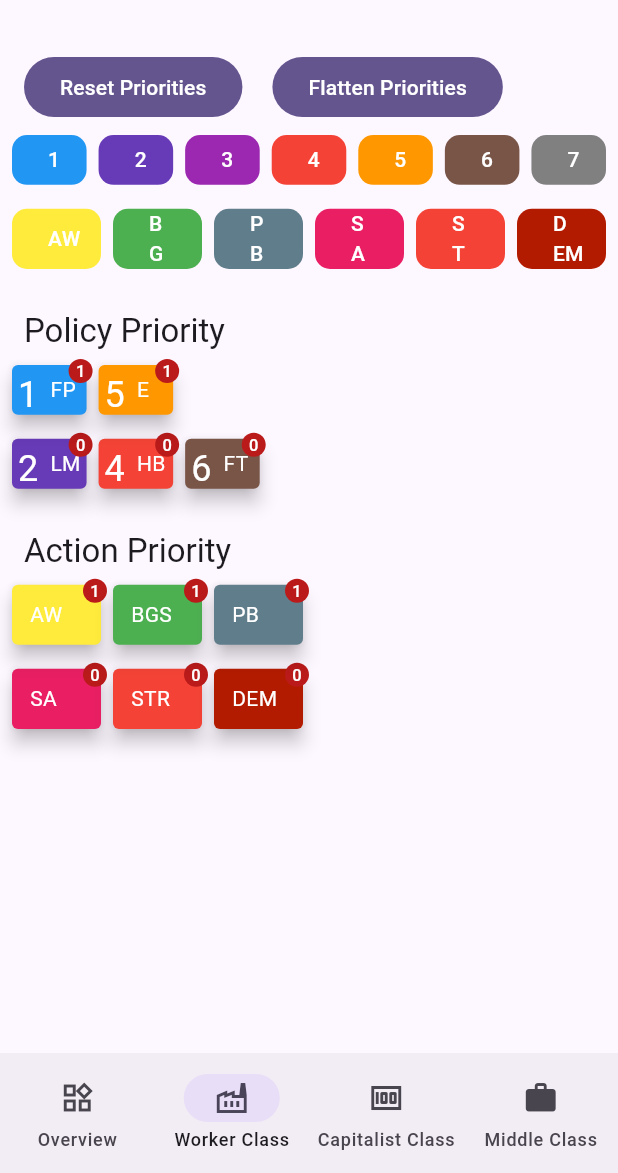
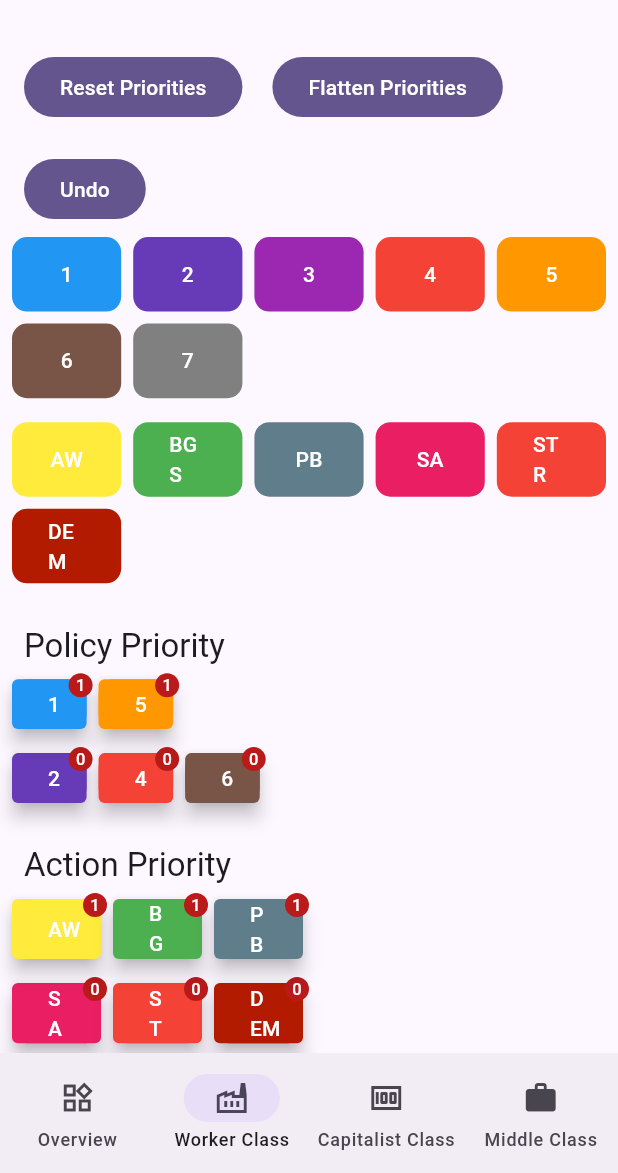
Before and after one commit to dna001/hegemony_automa_helper, a Flutter app: the screen it shows after launch, item 2 of the bottom bar chosen, after a tap on "Flatten Priorities", on a phone screen of 412 x 824 dp, the part 63-1236 px from its top. Run offline on Flutter 3.47's test engine with Material 2 defaults, Android fonts, the phone set to English and light mode, and no system bars; our stand-ins replace shared_preferences.

Commit message:
Various updates

```diff
--- a/lib/data/app_state.dart
+++ b/lib/data/app_state.dart
@@ -20,6 +20,12 @@ class AppState extends ChangeNotifier {
   List<PriorityState> _actionListWC = [];
   List<PriorityState> _actionListCC = [];
   List<PriorityState> _actionListMC = [];
+  List<List<PriorityState>> _undoPolicyListWC = [];
+  List<List<PriorityState>> _undoPolicyListCC = [];
+  List<List<PriorityState>> _undoPolicyListMC = [];
+  List<List<PriorityState>> _undoActionListWC = [];
+  List<List<PriorityState>> _undoActionListCC = [];
+  List<List<PriorityState>> _undoActionListMC = [];
 
   AppState() {
     resetPolicies(ClassNames.Worker);
@@ -125,50 +131,72 @@ class AppState extends ChangeNotifier {
     }
   }
 
-  Future<void> loadPolicies(SharedPreferences prefs,
-      List<PriorityState> policyList, String className) async {
-    for (int i = 0; i < 7; i++) {
-      String orderKey = "policy_" + className + "_order_" + i.toString();
+  Future<void> _loadPriorities(
+      SharedPreferences prefs,
+      List<PriorityState> priorityList,
+      String typeAndClass,
+      int numItems,
+      int slot) async {
+    for (int i = 0; i < numItems; i++) {
+      String orderKey =
+          slot.toString() + "_" + typeAndClass + "_order_" + i.toString();
       int id = prefs.getInt(orderKey) ?? -1;
       if (id >= 0) {
         String priorityKey =
-            "policy_" + className + "_priority_" + id.toString();
+            slot.toString() + "_" + typeAndClass + "_priority_" + id.toString();
         int priority = prefs.getInt(priorityKey) ?? 0;
-        policyList.add(PriorityState(id, priority));
+        priorityList.add(PriorityState(id, priority));
       }
     }
   }
 
-  Future<void> load() async {
+  Future<void> load({int slot = 0}) async {
     final prefs = await SharedPreferences.getInstance();
     _policyListWC = [];
     _policyListCC = [];
     _policyListMC = [];
-    loadPolicies(prefs, _policyListWC, "wc");
-    loadPolicies(prefs, _policyListCC, "cc");
-    loadPolicies(prefs, _policyListMC, "mc");
+    _actionListWC = [];
+    _actionListCC = [];
+    _actionListMC = [];
+    _loadPriorities(prefs, _policyListWC, "policy_wc", 7, slot);
+    _loadPriorities(prefs, _policyListCC, "policy_cc", 7, slot);
+    _loadPriorities(prefs, _policyListMC, "policy_mc", 7, slot);
+    _loadPriorities(prefs, _actionListWC, "action_wc", 6, slot);
+    _loadPriorities(prefs, _actionListCC, "action_cc", 6, slot);
+    _loadPriorities(prefs, _actionListMC, "action_mc", 6, slot);
     notifyListeners();
   }
 
-  void savePolicies(SharedPreferences prefs, List<PriorityState> policyList,
-      String className) {
-    for (int i = 0; i < 7; i++) {
-      int id = _policyListWC[i].id;
-      String orderKey = "policy_" + className + "_order_" + i.toString();
-      String priorityKey = "policy_" + className + "_priority_" + id.toString();
+  void savePriorities(SharedPreferences prefs, List<PriorityState> priorityList,
+      String typeAndClass, int slot) {
+    for (int i = 0; i < priorityList.length; i++) {
+      int id = priorityList[i].id;
+      String orderKey =
+          slot.toString() + "_" + typeAndClass + "_order_" + i.toString();
+      String priorityKey =
+          slot.toString() + "_" + typeAndClass + "_priority_" + id.toString();
       prefs.setInt(orderKey, id);
-      prefs.setInt(priorityKey, policyList[i].priority);
+      prefs.setInt(priorityKey, priorityList[i].priority);
     }
   }
 
-  Future<void> save() async {
+  Future<void> save({int slot = 0}) async {
     final prefs = await SharedPreferences.getInstance();
-    savePolicies(prefs, _policyListWC, "wc");
-    savePolicies(prefs, _policyListCC, "cc");
-    savePolicies(prefs, _policyListMC, "mc");
+    savePriorities(prefs, _policyListWC, "policy_wc", slot);
+    savePriorities(prefs, _policyListCC, "policy_cc", slot);
+    savePriorities(prefs, _policyListMC, "policy_mc", slot);
+    savePriorities(prefs, _actionListWC, "action_wc", slot);
+    savePriorities(prefs, _actionListCC, "action_cc", slot);
+    savePriorities(prefs, _actionListMC, "action_mc", slot);
+  }
+
+  Future<void> clear() async {
+    final prefs = await SharedPreferences.getInstance();
+    await prefs.clear();
   }
 
   void incPolicyPriority(ClassNames cls, int id) {
+    storeUndoInfo(cls);
     List<PriorityState> policyList = getPolicyList(cls);
     for (PriorityState state in policyList) {
       if (state.id == id) {
@@ -180,7 +208,21 @@ class AppState extends ChangeNotifier {
     notifyListeners();
   }
 
+  void removePolicy(ClassNames cls, int id) {
+    storeUndoInfo(cls);
+    List<PriorityState> policyList = getPolicyList(cls);
+    for (PriorityState state in policyList) {
+      if (state.id == id) {
+        state.priority = -1;
+      }
+    }
+    // Reorder list
+    policyList.sort((a, b) => b.priority.compareTo(a.priority));
+    notifyListeners();
+  }
+
   void incActionPriority(ClassNames cls, int id) {
+    storeUndoInfo(cls);
     List<PriorityState> actionList = getActionList(cls);
     for (PriorityState state in actionList) {
       if (state.id == id) {
@@ -192,18 +234,39 @@ class AppState extends ChangeNotifier {
     notifyListeners();
   }
 
+  void decActionPriority(ClassNames cls, int id) {
+    storeUndoInfo(cls);
+    List<PriorityState> actionList = getActionList(cls);
+    PriorityState foundState = PriorityState(0, 0);
+    for (PriorityState state in actionList) {
+      if (state.id == id) {
+        foundState = state;
+      }
+    }
+    // Trick to get priority to rigth side of same priority row
+    if (foundState.priority > 0) {
+      foundState.priority -= 2;
+    } else {
+      foundState.priority -= 1;
+    }
+    actionList.sort((a, b) => b.priority.compareTo(a.priority));
+    foundState.priority += 1;
+    actionList.sort((a, b) => b.priority.compareTo(a.priority));
+    notifyListeners();
+  }
+
   void resetPriorities(ClassNames cls) {
+    storeUndoInfo(cls);
     resetPolicies(cls);
     resetActions(cls);
     notifyListeners();
   }
 
-  void flattenPriorities(ClassNames cls) {
-    List<PriorityState> policyList = getPolicyList(cls);
+  void flattenPrioritiesHelper(List<PriorityState> priorityList) {
     // Count number of different priorities
     int numDiffPriorities = 0;
     int oldPriority = 255;
-    for (PriorityState state in policyList) {
+    for (PriorityState state in priorityList) {
       if ((state.priority < oldPriority) && (state.priority > -1)) {
         numDiffPriorities++;
         oldPriority = state.priority;
@@ -211,7 +274,7 @@ class AppState extends ChangeNotifier {
     }
     int currentPriority = numDiffPriorities;
     oldPriority = 255;
-    for (PriorityState state in policyList) {
+    for (PriorityState state in priorityList) {
       if ((state.priority < oldPriority) && (state.priority > -1)) {
         currentPriority--;
         oldPriority = state.priority;
@@ -220,6 +283,72 @@ class AppState extends ChangeNotifier {
         state.priority = currentPriority;
       }
     }
+  }
+
+  void flattenPriorities(ClassNames cls) {
+    storeUndoInfo(cls);
+    flattenPrioritiesHelper(getPolicyList(cls));
+    flattenPrioritiesHelper(getActionList(cls));
+    notifyListeners();
+  }
+
+  List<List<PriorityState>> _getUndoPolicyList(ClassNames className) {
+    switch (className) {
+      case ClassNames.Worker:
+        return _undoPolicyListWC;
+      case ClassNames.Capitalist:
+        return _undoPolicyListCC;
+      case ClassNames.Middle:
+        return _undoPolicyListMC;
+    }
+  }
+
+  List<List<PriorityState>> _getUndoActionList(ClassNames className) {
+    switch (className) {
+      case ClassNames.Worker:
+        return _undoActionListWC;
+      case ClassNames.Capitalist:
+        return _undoActionListCC;
+      case ClassNames.Middle:
+        return _undoActionListMC;
+    }
+  }
+
+  void _storeUndoInfoHelper(List<List<PriorityState>> undoPriorityList,
+      List<PriorityState> currentPriorityList) {
+    List<PriorityState> copy = [];
+    for (PriorityState state in currentPriorityList) {
+      copy.add(PriorityState(state.id, state.priority));
+    }
+    undoPriorityList.add(copy);
+  }
+
+  void storeUndoInfo(ClassNames className) {
+    // Store policy undo history
+    _storeUndoInfoHelper(
+        _getUndoPolicyList(className), getPolicyList(className));
+    // Store action undo history
+    _storeUndoInfoHelper(
+        _getUndoActionList(className), getActionList(className));
+  }
+
+  void _undoHelper(List<List<PriorityState>> undoPriorityList,
+      List<PriorityState> currentPriorityList) {
+    if (undoPriorityList.length > 0) {
+      List<PriorityState> lastPriorityList = undoPriorityList.removeLast();
+      currentPriorityList.clear();
+      currentPriorityList.addAll(lastPriorityList);
+    }
+    if (undoPriorityList.length > 50) {
+      // Discard oldest undo history
+      undoPriorityList.removeAt(0);
+    }
+  }
+
+  void undo(ClassNames className) {
+    // Undo last action
+    _undoHelper(_getUndoPolicyList(className), getPolicyList(className));
+    _undoHelper(_getUndoActionList(className), getActionList(className));
     notifyListeners();
   }
 }
--- a/lib/home.dart
+++ b/lib/home.dart
@@ -1,4 +1,4 @@
-// Copyright 2021 The Flutter team. All rights reserved.
+// Copyright 2023 Daniel Nygren. All rights reserved.
 // Use of this source code is governed by a BSD-style license that can be
 // found in the LICENSE file.
 
--- a/lib/main.dart
+++ b/lib/main.dart
@@ -1,4 +1,4 @@
-// Copyright 2021 The Flutter team. All rights reserved.
+// Copyright 2023 Daniel Nygren. All rights reserved.
 // Use of this source code is governed by a BSD-style license that can be
 // found in the LICENSE file.
 
--- a/lib/screens/automa_screen.dart
+++ b/lib/screens/automa_screen.dart
@@ -61,6 +61,7 @@ class AutomaScreen extends StatelessWidget {
       policySlivers.add(PriorityGrid(
           priorityCardIds: policyPriorityCardsList[i],
           priorityCardsInfo: policyPriorityCards,
+          className: className,
           count: 7));
     }
     // Add Action Priority Cards to grid
@@ -92,6 +93,7 @@ class AutomaScreen extends StatelessWidget {
       actionSlivers.add(PriorityGrid(
           priorityCardIds: actionPriorityCardsList[i],
           priorityCardsInfo: classInfo,
+          className: className,
           count: 6));
     }
 
@@ -109,6 +111,16 @@ class AutomaScreen extends StatelessWidget {
                 FilledButton(
                   onPressed: () => appState.flattenPriorities(className),
                   child: Text('Flatten Priorities'),
+                ),
+              ])),
+        ),
+        SliverToBoxAdapter(
+          child: Padding(
+              padding: const EdgeInsets.fromLTRB(16.0, 20, 16.0, 0),
+              child: Row(children: [
+                FilledButton(
+                  onPressed: () => appState.undo(className),
+                  child: Text('Undo'),
                 ),
               ])),
         ),
@@ -169,7 +181,7 @@ class PolicyButtons extends StatelessWidget {
       sliver: SliverLayoutBuilder(builder: (context, constraints) {
         return SliverGrid.count(
           childAspectRatio: 1.4,
-          crossAxisCount: 7,
+          crossAxisCount: 5,
           children: widgets,
         );
       }),
@@ -208,7 +220,7 @@ class ActionButtons extends StatelessWidget {
       sliver: SliverLayoutBuilder(builder: (context, constraints) {
         return SliverGrid.count(
           childAspectRatio: 1.4,
-          crossAxisCount: 6,
+          crossAxisCount: 5,
           children: widgets,
         );
       }),
@@ -219,12 +231,14 @@ class ActionButtons extends StatelessWidget {
 class PriorityGrid extends StatelessWidget {
   const PriorityGrid(
       {super.key,
-      this.priorityCardIds = const [],
-      this.priorityCardsInfo = const [],
+      required this.priorityCardIds,
+      required this.priorityCardsInfo,
+      required this.className,
       this.count = 1});
 
   final List<PriorityCardData> priorityCardIds;
   final List<PriorityInfo> priorityCardsInfo;
+  final ClassNames className;
   final int count;
 
   List<PriorityCard> priorityCards() {
@@ -233,6 +247,7 @@ class PriorityGrid extends StatelessWidget {
           (priorityInfoId) => PriorityCard(
             info: priorityCardsInfo[priorityInfoId.id],
             priority: priorityInfoId.priority,
+            className: className,
           ),
         )
         .toList();
@@ -254,10 +269,15 @@ class PriorityGrid extends StatelessWidget {
 }
 
 class PriorityCard extends StatefulWidget {
-  const PriorityCard({super.key, required this.info, required this.priority});
+  const PriorityCard(
+      {super.key,
+      required this.info,
+      required this.priority,
+      required this.className});
 
   final PriorityInfo info;
   final int priority;
+  final ClassNames className;
 
   @override
   State<PriorityCard> createState() => _PriorityCardState();
@@ -277,6 +297,7 @@ class _PriorityCardState extends State<PriorityCard> {
     const BorderRadius borderRadius = BorderRadius.all(Radius.circular(4.0));
     final Color color = widget.info.color;
     final int priority = widget.priority;
+    final AppState appState = context.read<AppState>();
 
     return Padding(
         padding: const EdgeInsets.all(4.0),
@@ -289,7 +310,23 @@ class _PriorityCardState extends State<PriorityCard> {
           type: MaterialType.card,
           child: Badge(
             label: Text(priority.toString()),
-            child: Padding(
+            child: FilledButton(
+              style: ButtonStyle(
+                  backgroundColor: MaterialStateProperty.all(color),
+                  shape: MaterialStateProperty.all<RoundedRectangleBorder>(
+                      RoundedRectangleBorder(
+                    borderRadius: BorderRadius.circular(10.0),
+                  ))),
+              onPressed: widget.info.number > 0
+                  ? () =>
+                      appState.removePolicy(widget.className, widget.info.id)
+                  : () => appState.decActionPriority(
+                      widget.className, widget.info.id),
+              child: Text(widget.info.number > 0
+                  ? widget.info.number.toString()
+                  : widget.info.shortName),
+            ),
+            /*Padding(
               padding: const EdgeInsets.all(4.0),
               child: Row(
                 crossAxisAlignment: CrossAxisAlignment.center,
@@ -319,55 +356,57 @@ class _PriorityCardState extends State<PriorityCard> {
                   ),
                 ],
               ),
-            ),
+            ),*/
           ),
         ));
   }
 }
 
 class PriorityInfo {
-  const PriorityInfo(this.number, this.name, this.shortName, this.color);
+  const PriorityInfo(
+      this.number, this.name, this.shortName, this.color, this.id);
   final int number;
   final String name;
   final String shortName;
   final Color color;
+  final int id;
 }
 
 const List<PriorityInfo> policyPriorityCards = <PriorityInfo>[
-  PriorityInfo(1, "Fiscal Policy", "FP", Colors.blue),
-  PriorityInfo(2, "Labor Market", "LM", Colors.deepPurple),
-  PriorityInfo(3, "Taxation", "T", Colors.purple),
-  PriorityInfo(4, "Healthcare & Benefits", "HB", Colors.red),
-  PriorityInfo(5, "Education", "E", Colors.orange),
-  PriorityInfo(6, "Foreign Trade", "FT", Colors.brown),
-  PriorityInfo(7, "Immigration", "I", Color.fromARGB(255, 128, 128, 128)),
+  PriorityInfo(1, "Fiscal Policy", "FP", Colors.blue, 0),
+  PriorityInfo(2, "Labor Market", "LM", Colors.deepPurple, 1),
+  PriorityInfo(3, "Taxation", "T", Colors.purple, 2),
+  PriorityInfo(4, "Healthcare & Benefits", "HB", Colors.red, 3),
+  PriorityInfo(5, "Education", "E", Colors.orange, 4),
+  PriorityInfo(6, "Foreign Trade", "FT", Colors.brown, 5),
+  PriorityInfo(7, "Immigration", "I", Color.fromARGB(255, 128, 128, 128), 6),
 ];
 
 const List<PriorityInfo> actionPriorityCardsWC = <PriorityInfo>[
-  PriorityInfo(0, "Assign Workers", "AW", Colors.yellow),
-  PriorityInfo(0, "Buy Goods & Services", "BGS", Colors.green),
-  PriorityInfo(0, "Propose Bill", "PB", Colors.blueGrey),
-  PriorityInfo(0, "Special Action", "SA", Colors.pink),
-  PriorityInfo(0, "Strike", "STR", Colors.red),
-  PriorityInfo(0, "Demonstration", "DEM", Color.fromARGB(255, 179, 27, 0)),
+  PriorityInfo(0, "Assign Workers", "AW", Colors.yellow, 0),
+  PriorityInfo(0, "Buy Goods & Services", "BGS", Colors.green, 1),
+  PriorityInfo(0, "Propose Bill", "PB", Colors.blueGrey, 2),
+  PriorityInfo(0, "Special Action", "SA", Colors.pink, 3),
+  PriorityInfo(0, "Strike", "STR", Colors.red, 4),
+  PriorityInfo(0, "Demonstration", "DEM", Color.fromARGB(255, 179, 27, 0), 5),
 ];
 
 const List<PriorityInfo> actionPriorityCardsCC = <PriorityInfo>[
-  PriorityInfo(0, "Build Company", "BC", Colors.blue),
-  PriorityInfo(0, "Sell To The Foreign Market", "SFM", Colors.red),
-  PriorityInfo(0, "Propose Bill", "PB", Colors.blueGrey),
-  PriorityInfo(0, "Special Action", "SA", Colors.pink),
-  PriorityInfo(0, "Lobby", "LOB", Colors.purple),
-  PriorityInfo(0, "Sell Company", "SC", Colors.orange),
+  PriorityInfo(0, "Build Company", "BC", Colors.blue, 0),
+  PriorityInfo(0, "Sell To The Foreign Market", "SFM", Colors.red, 1),
+  PriorityInfo(0, "Propose Bill", "PB", Colors.blueGrey, 2),
+  PriorityInfo(0, "Special Action", "SA", Colors.pink, 3),
+  PriorityInfo(0, "Lobby", "LOB", Colors.purple, 4),
+  PriorityInfo(0, "Sell Company", "SC", Colors.orange, 5),
 ];
 
 const List<PriorityInfo> actionPriorityCardsMC = <PriorityInfo>[
-  PriorityInfo(0, "Buy Goods & Services", "BGS", Colors.green),
-  PriorityInfo(0, "Build Company", "BC", Colors.blue),
-  PriorityInfo(0, "Assign Workers", "AW", Colors.yellow),
-  PriorityInfo(0, "Special Action", "SA", Colors.pink),
-  PriorityInfo(0, "Sell To The Foreign Market", "SFM", Colors.red),
-  PriorityInfo(0, "Propose Bill", "PB", Colors.blueGrey),
+  PriorityInfo(0, "Buy Goods & Services", "BGS", Colors.green, 0),
+  PriorityInfo(0, "Build Company", "BC", Colors.blue, 1),
+  PriorityInfo(0, "Assign Workers", "AW", Colors.yellow, 2),
+  PriorityInfo(0, "Special Action", "SA", Colors.pink, 3),
+  PriorityInfo(0, "Sell To The Foreign Market", "SFM", Colors.red, 4),
+  PriorityInfo(0, "Propose Bill", "PB", Colors.blueGrey, 5),
 ];
 
 enum ColorItem {
--- a/lib/screens/overview_screen.dart
+++ b/lib/screens/overview_screen.dart
@@ -18,8 +18,9 @@ enum PolicyState { A, B, C }
 class PolicyCardData {
   final int id;
   final PolicyState state;
+  bool active;
 
-  PolicyCardData(this.id, this.state);
+  PolicyCardData(this.id, this.state, this.active);
 }
 
 class OverviewScreen extends StatelessWidget {
@@ -29,13 +30,27 @@ class OverviewScreen extends StatelessWidget {
   Widget build(BuildContext context) {
     final AppState appState = context.watch<AppState>();
     List<PolicyCardData> policyCardsList = [
-      PolicyCardData(0, PolicyState.C),
-      PolicyCardData(1, PolicyState.B),
-      PolicyCardData(2, PolicyState.A),
-      PolicyCardData(3, PolicyState.B),
-      PolicyCardData(4, PolicyState.C),
-      PolicyCardData(5, PolicyState.B),
-      PolicyCardData(6, PolicyState.B)
+      PolicyCardData(0, PolicyState.A, false),
+      PolicyCardData(0, PolicyState.B, false),
+      PolicyCardData(0, PolicyState.C, true),
+      PolicyCardData(1, PolicyState.A, false),
+      PolicyCardData(1, PolicyState.B, true),
+      PolicyCardData(1, PolicyState.C, false),
+      PolicyCardData(2, PolicyState.A, true),
+      PolicyCardData(2, PolicyState.B, false),
+      PolicyCardData(2, PolicyState.C, false),
+      PolicyCardData(3, PolicyState.A, false),
+      PolicyCardData(3, PolicyState.B, true),
+      PolicyCardData(3, PolicyState.C, false),
+      PolicyCardData(4, PolicyState.A, false),
+      PolicyCardData(4, PolicyState.B, false),
+      PolicyCardData(4, PolicyState.C, true),
+      PolicyCardData(5, PolicyState.A, false),
+      PolicyCardData(5, PolicyState.B, true),
+      PolicyCardData(5, PolicyState.C, false),
+      PolicyCardData(6, PolicyState.A, false),
+      PolicyCardData(6, PolicyState.B, true),
+      PolicyCardData(6, PolicyState.C, false),
     ];
 
     return Expanded(
@@ -52,7 +67,12 @@ class OverviewScreen extends StatelessWidget {
                 FilledButton(
                   onPressed: () => appState.save(),
                   child: Text('Save'),
-                )
+                ),
+                rowDivider,
+                FilledButton(
+                  onPressed: () => appState.clear(),
+                  child: Text('Clear'),
+                ),
               ])),
         ),
         SliverToBoxAdapter(
@@ -103,11 +123,12 @@ class PolicyGrid extends StatelessWidget {
   final List<PolicyCardData> policyCardIds;
 
   List<PolicyCard> policyCardsList() {
-    return policyCards
+    return policyCardIds
         .map(
-          (cardInfo) => PolicyCard(
-            info: cardInfo,
-            state: policyCardIds[cardInfo.number - 1].state,
+          (policyCardData) => PolicyCard(
+            info: policyCards[policyCardData.id],
+            state: policyCardData.state,
+            active: policyCardData.active,
           ),
         )
         .toList();
@@ -120,7 +141,7 @@ class PolicyGrid extends StatelessWidget {
       sliver: SliverLayoutBuilder(builder: (context, constraints) {
         return SliverGrid.count(
           childAspectRatio: 1.4,
-          crossAxisCount: 7,
+          crossAxisCount: 3,
           children: policyCardsList(),
         );
       }),
@@ -129,10 +150,15 @@ class PolicyGrid extends StatelessWidget {
 }
 
 class PolicyCard extends StatefulWidget {
-  const PolicyCard({super.key, required this.info, required this.state});
+  const PolicyCard(
+      {super.key,
+      required this.info,
+      required this.state,
+      required this.active});
 
   final CardInfo info;
   final PolicyState state;
+  final bool active;
 
   @override
   State<PolicyCard> createState() => _PolicyCardState();
@@ -164,7 +190,7 @@ class _PolicyCardState extends State<PolicyCard> {
         child: Material(
           borderRadius: borderRadius,
           elevation: 5.0,
-          color: color,
+          color: widget.active ? color : Colors.transparent,
           shadowColor: Theme.of(context).colorScheme.shadow,
           surfaceTintColor: null,
           type: MaterialType.card,
@@ -184,7 +210,8 @@ class _PolicyCardState extends State<PolicyCard> {
                   ),
                   SizedBox(width: 8),
                   Text(
-                    '${widget.info.shortName}',
+                    softWrap: true,
+                    '${widget.info.name}',
                     style: Theme.of(context)
                         .textTheme
                         .bodyMedium!
@@ -210,7 +237,7 @@ const List<CardInfo> policyCards = <CardInfo>[
   CardInfo(1, "Fiscal Policy", "FP", Colors.blue),
   CardInfo(2, "Labor Market", "LM", Colors.deepPurple),
   CardInfo(3, "Taxation", "T", Colors.purple),
-  CardInfo(4, "Healthcare & Benefits", "HB", Colors.red),
+  CardInfo(4, "Healthcare\n&\nBenefits", "HB", Colors.red),
   CardInfo(5, "Education", "E", Colors.orange),
   CardInfo(6, "Foreign Trade", "FT", Colors.brown),
   CardInfo(7, "Immigration", "I", Color.fromARGB(255, 128, 128, 128)),
```
Also changed, not shown: 17 other files.
